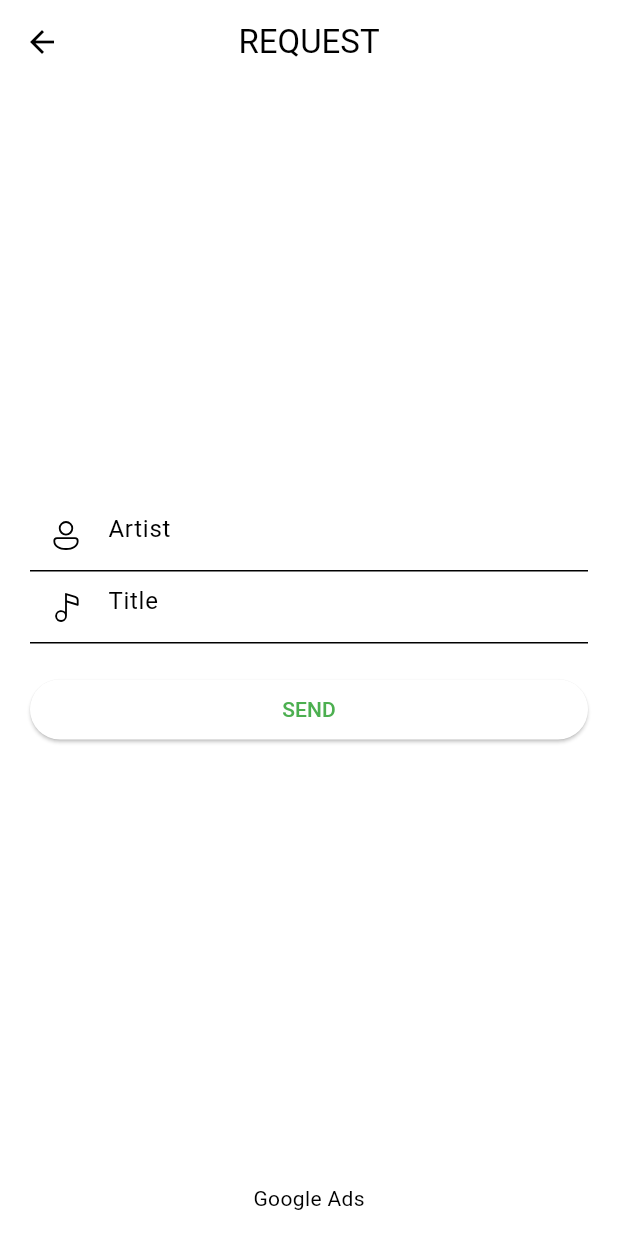
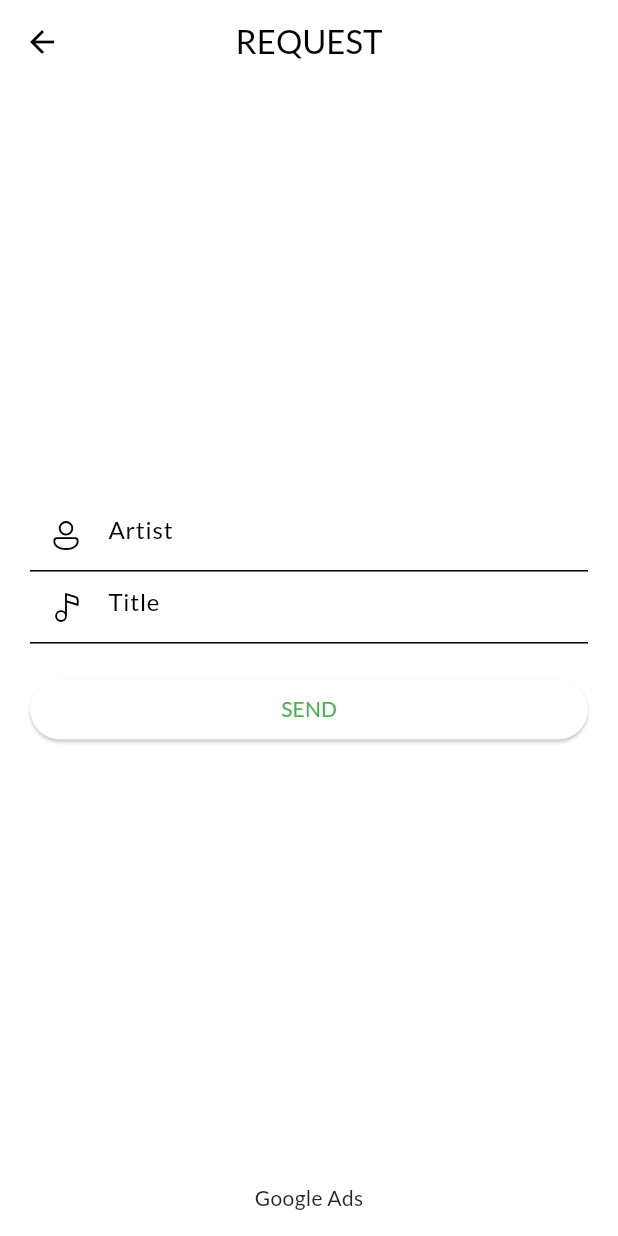
Before and after one commit to maftuhin/mf-kpop, a Flutter app: the screen it shows after launch, after a tap on "Request", on a phone screen of 412 x 824 dp. Run offline on Flutter 3.47's test engine with Material 2 defaults, Android fonts, the phone set to English and light mode, and no system bars; our stand-ins replace file_picker, firebase_core, firebase_database, firebase_messaging, firebase_storage, fluentui_system_icons and 14 more; accounts and stored records are empty; network calls fail.

Commit message:
add google fonts

```diff
--- a/lib/core/mf_theme.dart
+++ b/lib/core/mf_theme.dart
@@ -1,4 +1,5 @@
 import 'package:flutter/material.dart';
+import 'package:google_fonts/google_fonts.dart';
 
 final lightTheme = ThemeData(
   appBarTheme: appBarTheme,
@@ -7,6 +8,7 @@ final lightTheme = ThemeData(
     primary: Colors.green,
     secondary: Colors.green
   ),
+  textTheme: GoogleFonts.latoTextTheme(),
   dividerTheme: const DividerThemeData(
     thickness: 0.5,
   )
@@ -18,6 +20,7 @@ final darkTheme = ThemeData.dark().copyWith(
   dividerTheme: const DividerThemeData(
     thickness: 0.5,
   ),
+  textTheme: GoogleFonts.latoTextTheme(),
   colorScheme: const ColorScheme.dark(
     primary: Colors.green,
     secondary: Colors.green
--- a/lib/pages/artist/artist_page.dart
+++ b/lib/pages/artist/artist_page.dart
@@ -136,8 +136,8 @@ class _ArtistPageState extends State<ArtistPage> {
                   onPressed: () => handleSubscription(),
                   icon: Icon(
                     isSubscribe
-                        ? FluentIcons.alert_16_regular
-                        : FluentIcons.alert_off_16_regular,
+                        ? FluentIcons.alert_off_16_regular
+                        : FluentIcons.alert_16_regular,
                   ),
                 ),
                 IconButton(
--- a/lib/pages/community/profile_page.dart
+++ b/lib/pages/community/profile_page.dart
@@ -58,6 +58,7 @@ class _ProfilePageState extends State<ProfilePage> {
               decoration: const InputDecoration(
                 prefixIcon: Icon(FluentIcons.person_16_regular),
                 border: OutlineInputBorder(),
+                hintText: "Username"
               ),
             ),
             const SizedBox(height: 20.0),
--- a/lib/pages/home/home.dart
+++ b/lib/pages/home/home.dart
@@ -46,23 +46,13 @@ class HomePage extends ConsumerWidget {
         ],
         onDestinationSelected: (value) {
           ref.read(indexProvider.notifier).state = value;
-          var route = "";
-          switch (value) {
-            case 1:
-              route = "/search/artist";
-              break;
-            case 2:
-              route = "/search/lyric";
-              break;
-            case 3:
-              route = "/search/soundtrack";
-              break;
-            case 4:
-              route = "/bookmark";
-              break;
-            default:
-              route = "/";
-          }
+          var route = switch (value) {
+            1 => "/search/artist",
+            2 => "/search/lyric",
+            3 => "/search/soundtrack",
+            4 => "/bookmark",
+            _ => "/",
+          };
           context.go(route);
         },
       ),
--- a/lib/pages/leaderboard/most_viewed_page.dart
+++ b/lib/pages/leaderboard/most_viewed_page.dart
@@ -6,6 +6,7 @@ import 'package:google_mobile_ads/google_mobile_ads.dart';
 import 'package:kpop_lyrics/models/m_song.dart';
 import 'package:kpop_lyrics/pages/leaderboard/widget/item_color.dart';
 import 'package:kpop_lyrics/repository/song_repository.dart';
+import 'package:kpop_lyrics/utils/mf_util.dart';
 
 class MostViewedPage extends StatefulWidget {
   const MostViewedPage({super.key});
@@ -106,7 +107,7 @@ class _MostViewedItem extends StatelessWidget {
       ),
       title: Text(item.title ?? ""),
       subtitle: Text(item.artist ?? ""),
-      trailing: Chip(label: Text("${item.view} view")),
+      trailing: Chip(label: Text(MFUtil.viewFormat(item.view))),
     );
   }
 }
--- a/lib/pages/lyric/lyric_page.dart
+++ b/lib/pages/lyric/lyric_page.dart
@@ -49,7 +49,7 @@ class LyricPage extends ConsumerWidget {
                     (e) => SingleChildScrollView(
                       padding: const EdgeInsets.all(12.0),
                       child: SelectableText(
-                        MFUtil().replace(e.lyric),
+                        MFUtil.replace(e.lyric),
                         textAlign: TextAlign.center,
                       ),
                     ),
--- a/lib/pages/timeline/last_update_section.dart
+++ b/lib/pages/timeline/last_update_section.dart
@@ -4,6 +4,7 @@ import 'package:flutter_riverpod/flutter_riverpod.dart';
 import 'package:go_router/go_router.dart';
 import 'package:kpop_lyrics/models/m_song.dart';
 import 'package:kpop_lyrics/repository/song_repository.dart';
+import 'package:kpop_lyrics/utils/mf_util.dart';
 
 final repoProvider = Provider((ref) => SongRepository());
 final latestProvider = FutureProvider.autoDispose(
@@ -59,7 +60,7 @@ class _LastUpdateItem extends StatelessWidget {
       title: Text(item.title ?? ""),
       subtitle: Text(item.artist ?? ""),
       trailing: Chip(
-        label: Text("${item.view} view"),
+        label: Text(MFUtil.viewFormat(item.view)),
       ),
       onTap: () {
         context.push("/lyric/${item.uid}");
--- a/pubspec.yaml
+++ b/pubspec.yaml
@@ -19,7 +19,7 @@ publish_to: 'none' # Remove this line if you wish to publish to pub.dev
 version: 1.3.0+4
 
 environment:
-  sdk: '>=2.19.4 <3.0.0'
+  sdk: '>=3.0.0 <4.0.0'
 
 # Dependencies specify other packages that your package needs in order to work.
 # To automatically upgrade your package dependencies to the latest versions
@@ -56,6 +56,7 @@ dependencies:
   image_picker: ^0.8.7+4
   intl: ^0.17.0
   fluentui_system_icons: ^1.1.201
+  google_fonts: ^4.0.4
 
 
 dev_dependencies:
```
Also changed, not shown: lib/models/m_banner.dart (deleted, +0 -12 lines), lib/models/m_message.dart (deleted, +0 -29 lines), lib/models/m_notification.dart (deleted, +0 -13 lines), lib/utils/mf_util.dart (+9 -1 lines), assets/icon/ic_logo.png (deleted), pubspec.lock.
